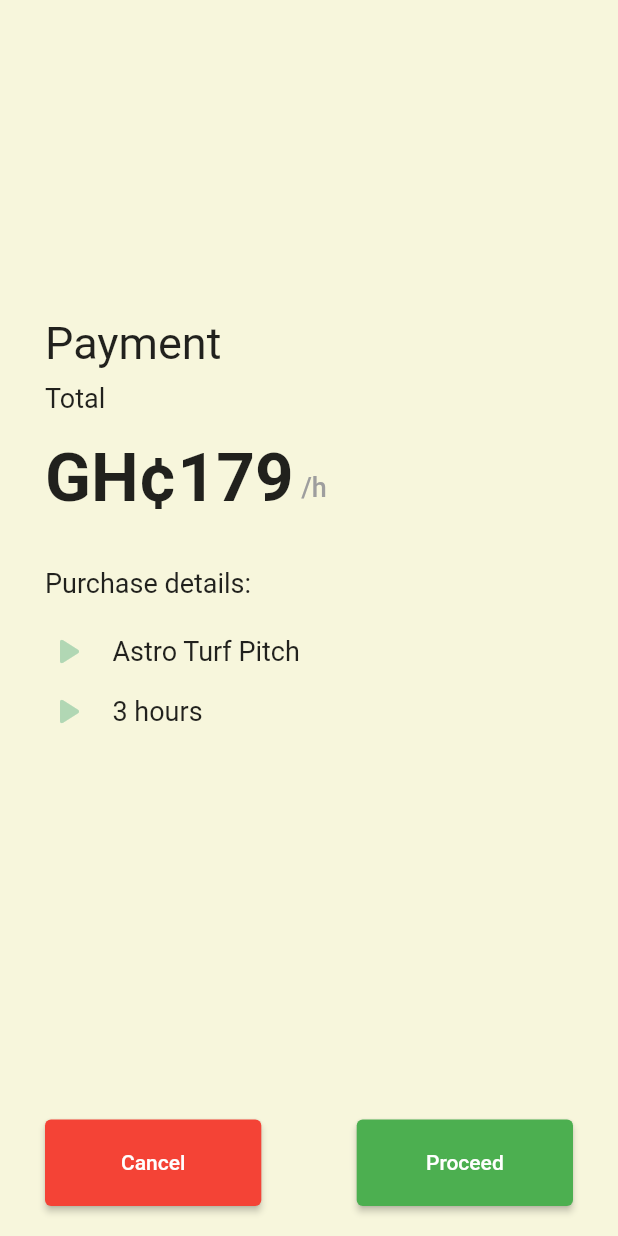
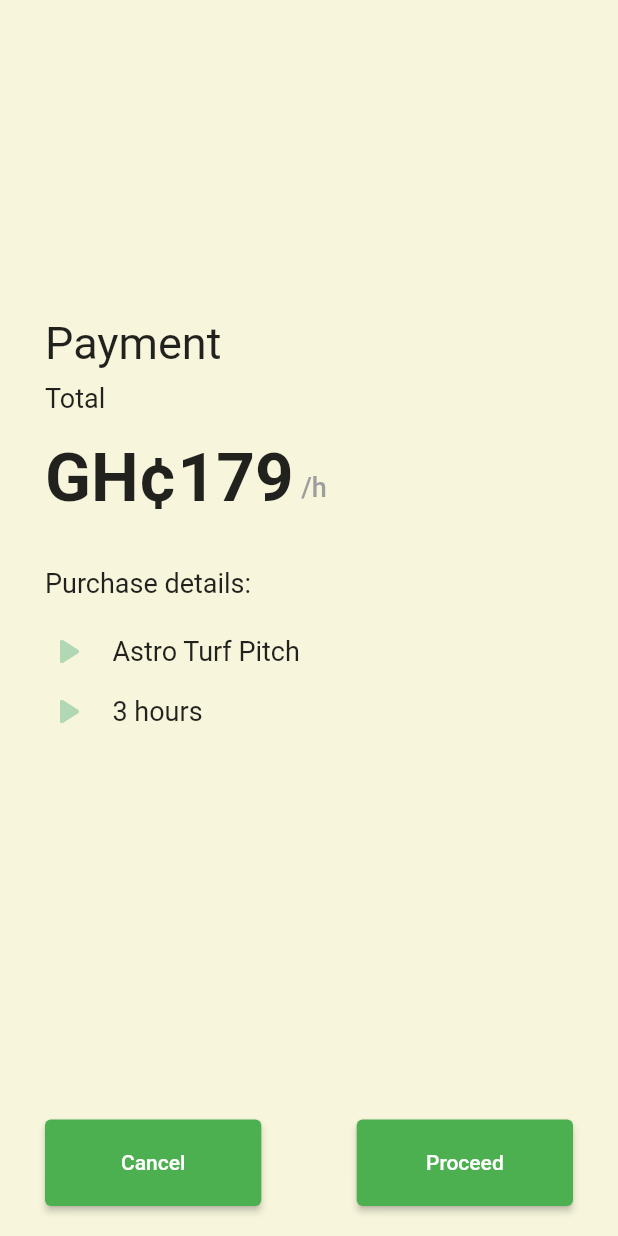
Before and after one commit to COE-CTRL-Intelligence/Sports-Complex, a Flutter app: the PaymentPage screen opened by its route, on a phone screen of 412 x 824 dp. Run offline on Flutter 3.47's test engine with Material 2 defaults, Android fonts, the phone set to English and light mode, and no system bars; drawn by our look-alikes of carousel_slider; our stand-ins replace auto_route, page_transition, shared_preferences, syncfusion_flutter_calendar; accounts and stored records are empty.

Commit message:
small change

```diff
--- a/lib/pages/payment_subpages.dart
+++ b/lib/pages/payment_subpages.dart
@@ -78,8 +78,9 @@ class PaymentPage1 extends StatelessWidget {
                         width: sW * 0.35, height: sH * 0.07),
                     child: ElevatedButton(
                       style: const ButtonStyle(
-                        backgroundColor: MaterialStatePropertyAll(Colors.red),
-                      ),
+                          // backgroundColor: MaterialStatePropertyAll(Colors.red),
+                          // backgroundColor: MaterialStateProperty.all(Colors.red);
+                          ),
                       onPressed: () {
                         AutoRouter.of(context).pop();
                       },
```
Also changed, not shown: pubspec.lock.
